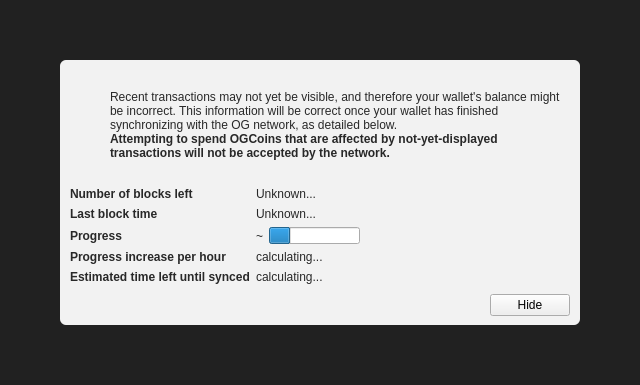
Old version of the form src/qt/forms/modaloverlay.ui in the repository minblock/ogkushcoin.
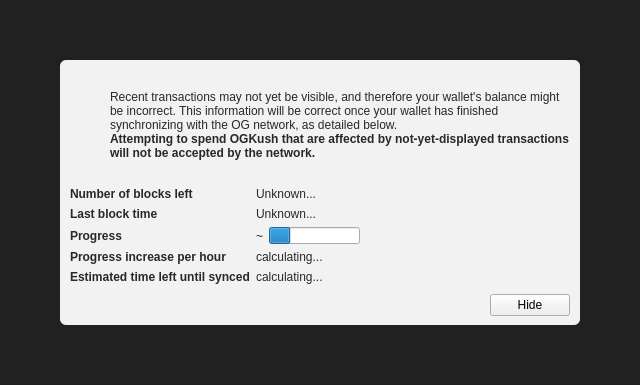
New version of the form. Icons and pictures are not drawn. Custom widgets are drawn as their Qt base class.

The edit to the form file:
```diff
--- a/src/qt/forms/modaloverlay.ui
+++ b/src/qt/forms/modaloverlay.ui
@@ -149,7 +149,7 @@
                 </font>
                </property>
                <property name="text">
-                <string>Attempting to spend OGCoins that are affected by not-yet-displayed transactions will not be accepted by the network.</string>
+                <string>Attempting to spend OGKush that are affected by not-yet-displayed transactions will not be accepted by the network.</string>
                </property>
                <property name="textFormat">
                 <enum>Qt::RichText</enum>
```
